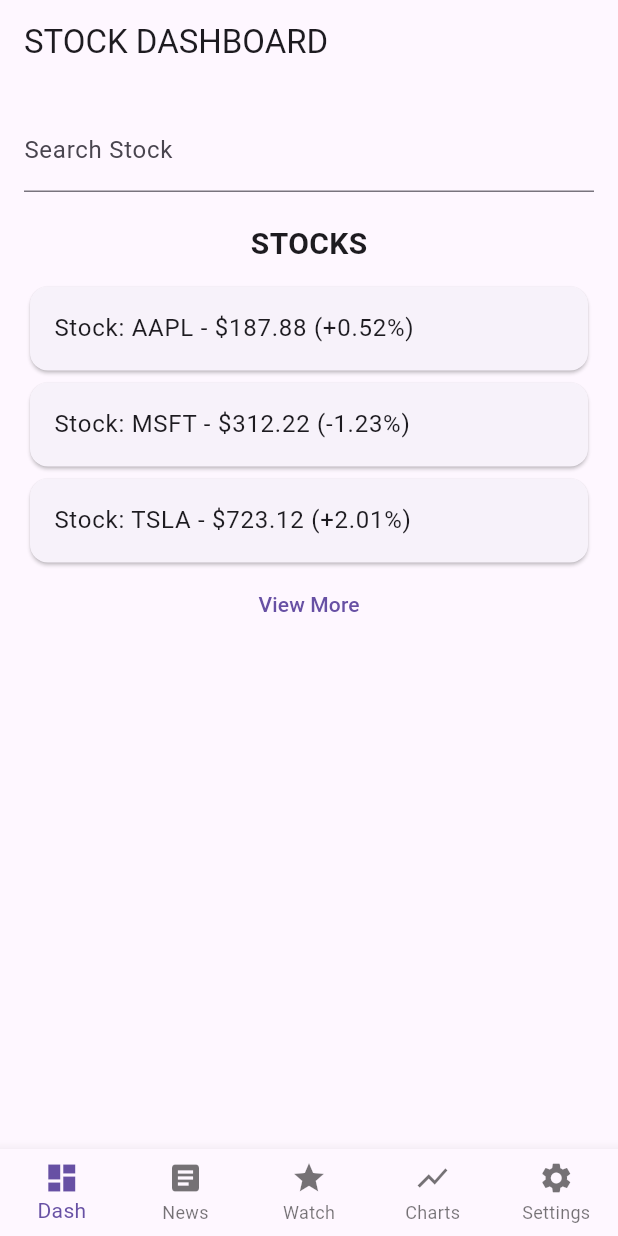
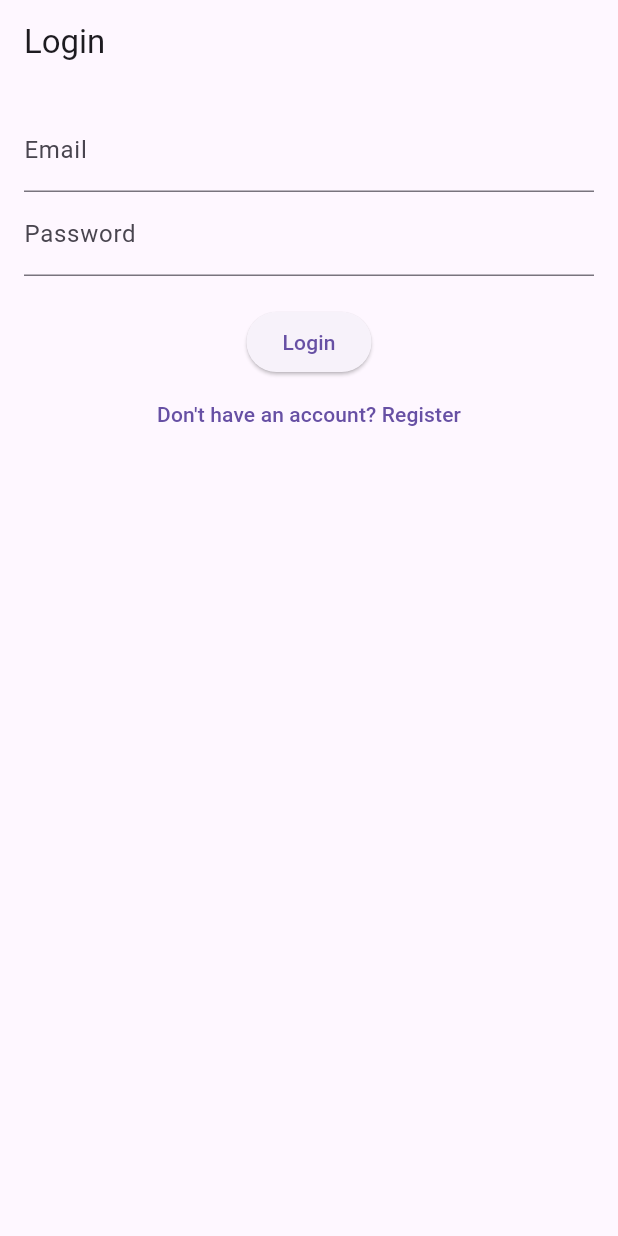
Before and after one commit to jggsu00/Stock-Tracker-App, a Flutter app: the screen it shows after launch, on a phone screen of 412 x 824 dp. Run offline on Flutter 3.47's test engine with Material 3 defaults, Android fonts, the phone set to English and light mode, and no system bars; our stand-ins replace firebase_auth, firebase_core; accounts and stored records are empty.

Commit message:
added a fully functional login/register/logout system

```diff
--- /dev/null
+++ b/lib/login_screen.dart
@@ -0,0 +1,57 @@
+import 'package:flutter/material.dart';
+import 'package:firebase_auth/firebase_auth.dart';
+import 'register_screen.dart';
+import 'main.dart';
+
+class LoginScreen extends StatefulWidget {
+  const LoginScreen({super.key});
+
+  @override
+  State<LoginScreen> createState() => _LoginScreenState();
+}
+
+class _LoginScreenState extends State<LoginScreen> {
+  final TextEditingController _email = TextEditingController();
+  final TextEditingController _password = TextEditingController();
+  final FirebaseAuth _auth = FirebaseAuth.instance;
+
+  Future<void> _login() async {
+    try {
+      await _auth.signInWithEmailAndPassword(
+          email: _email.text, password: _password.text);
+      Navigator.pushReplacement(context, MaterialPageRoute(builder: (_) => const HomePage()));
+    } catch (e) {
+      ScaffoldMessenger.of(context).showSnackBar(
+        SnackBar(content: Text('Login failed: ${e.toString()}')),
+      );
+    }
+  }
+
+  @override
+  Widget build(BuildContext context) {
+    return Scaffold(
+      appBar: AppBar(title: const Text('Login')),
+      body: Padding(
+        padding: const EdgeInsets.all(16.0),
+        child: Column(
+          children: [
+            TextField(controller: _email, decoration: const InputDecoration(labelText: 'Email')),
+            TextField(
+              controller: _password,
+              decoration: const InputDecoration(labelText: 'Password'),
+              obscureText: true,
+            ),
+            const SizedBox(height: 20),
+            ElevatedButton(onPressed: _login, child: const Text('Login')),
+            TextButton(
+              onPressed: () {
+                Navigator.push(context, MaterialPageRoute(builder: (_) => const RegisterScreen()));
+              },
+              child: const Text("Don't have an account? Register"),
+            )
+          ],
+        ),
+      ),
+    );
+  }
+}
--- a/lib/main.dart
+++ b/lib/main.dart
@@ -1,14 +1,19 @@
 import 'package:flutter/material.dart';
+import 'package:firebase_core/firebase_core.dart';
+import 'package:firebase_auth/firebase_auth.dart';
+import 'login_screen.dart';
 import 'dashboard_screen.dart';
 import 'news_screen.dart';
 import 'watchlist_screen.dart';
 import 'charts_screen.dart';
-import 'settings_screen.dart';
 
 
-void main() {
+void main() async {
+  WidgetsFlutterBinding.ensureInitialized();
+  await Firebase.initializeApp();
   runApp(const StockTrackerApp());
 }
+
 
 class StockTrackerApp extends StatelessWidget {
   const StockTrackerApp({super.key});
@@ -18,13 +23,23 @@ class StockTrackerApp extends StatelessWidget {
     return MaterialApp(
       title: 'Stock Tracker',
       debugShowCheckedModeBanner: false,
-      theme: ThemeData(
-        primarySwatch: Colors.blue,
+      theme: ThemeData(primarySwatch: Colors.blue),
+      home: StreamBuilder<User?>(
+        stream: FirebaseAuth.instance.authStateChanges(),
+        builder: (context, snapshot) {
+          if (snapshot.connectionState == ConnectionState.waiting) {
+            return const Center(child: CircularProgressIndicator());
+          } else if (snapshot.hasData) {
+            return const HomePage(); // logged in
+          } else {
+            return const LoginScreen(); // not logged in
+          }
+        },
       ),
-      home: const HomePage(),
     );
   }
 }
+
 
 class HomePage extends StatefulWidget {
   const HomePage({super.key});
@@ -62,7 +77,6 @@ class _HomePageState extends State<HomePage> {
           BottomNavigationBarItem(icon: Icon(Icons.article), label: 'News'),
           BottomNavigationBarItem(icon: Icon(Icons.star), label: 'Watch'),
           BottomNavigationBarItem(icon: Icon(Icons.show_chart), label: 'Charts'),
-          BottomNavigationBarItem(icon: Icon(Icons.settings), label: 'Settings'),
         ],
       ),
     );
--- /dev/null
+++ b/lib/register_screen.dart
@@ -0,0 +1,50 @@
+import 'package:flutter/material.dart';
+import 'package:firebase_auth/firebase_auth.dart';
+import 'main.dart';
+
+class RegisterScreen extends StatefulWidget {
+  const RegisterScreen({super.key});
+
+  @override
+  State<RegisterScreen> createState() => _RegisterScreenState();
+}
+
+class _RegisterScreenState extends State<RegisterScreen> {
+  final TextEditingController _email = TextEditingController();
+  final TextEditingController _password = TextEditingController();
+  final FirebaseAuth _auth = FirebaseAuth.instance;
+
+  Future<void> _register() async {
+    try {
+      await _auth.createUserWithEmailAndPassword(
+          email: _email.text, password: _password.text);
+      Navigator.pushReplacement(context, MaterialPageRoute(builder: (_) => const HomePage()));
+    } catch (e) {
+      ScaffoldMessenger.of(context).showSnackBar(
+        SnackBar(content: Text('Registration failed: ${e.toString()}')),
+      );
+    }
+  }
+
+  @override
+  Widget build(BuildContext context) {
+    return Scaffold(
+      appBar: AppBar(title: const Text('Register')),
+      body: Padding(
+        padding: const EdgeInsets.all(16.0),
+        child: Column(
+          children: [
+            TextField(controller: _email, decoration: const InputDecoration(labelText: 'Email')),
+            TextField(
+              controller: _password,
+              decoration: const InputDecoration(labelText: 'Password'),
+              obscureText: true,
+            ),
+            const SizedBox(height: 20),
+            ElevatedButton(onPressed: _register, child: const Text('Register')),
+          ],
+        ),
+      ),
+    );
+  }
+}
--- a/lib/settings_screen.dart
+++ /dev/null
@@ -1 +0,0 @@
-import 'package:flutter/material.dart';
--- a/pubspec.yaml
+++ b/pubspec.yaml
@@ -31,7 +31,7 @@ dependencies:
   flutter:
     sdk: flutter
   firebase_core: ^2.24.2
-  firebase_auth: ^4.15.3
+  firebase_auth: ^4.17.4
   cloud_firestore: ^4.12.2
   # The following adds the Cupertino Icons font to your application.
   # Use with the CupertinoIcons class for iOS style icons.
```
Also changed, not shown: lib/dashboard_screen.dart (+20 -1 lines), pubspec.lock.
